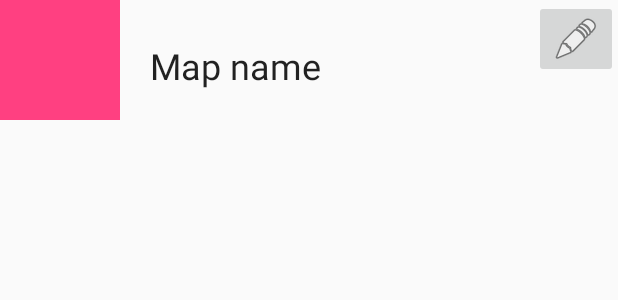
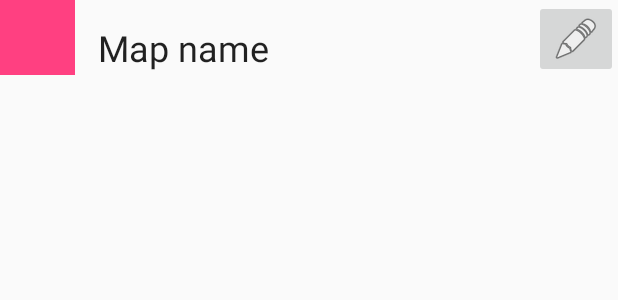
Before and after one commit to AnastasiaFe/EasyGo, an Android app: the layout map_item.xml on its own in the app's theme, with its tools: preview values and no code run, on a phone screen of 412 x 824 dp. Shown: the top 300 px of the screen. Run offline under Robolectric (Android 15) with nearby library versions, the phone set to English and light mode, and no system bars.

Commit message:
Added minor UI fixes

```diff
--- a/EasyGoClient/app/src/main/AndroidManifest.xml
+++ b/EasyGoClient/app/src/main/AndroidManifest.xml
@@ -8,6 +8,7 @@
          location permissions for the 'MyLocation' functionality.
     -->
     <uses-permission android:name="android.permission.ACCESS_FINE_LOCATION" />
+    <uses-permission android:name="android.permission.ACCESS_COARSE_LOCATION" />
 
     <application
         android:allowBackup="true"
--- a/EasyGoClient/app/src/main/res/layout/map_item.xml
+++ b/EasyGoClient/app/src/main/res/layout/map_item.xml
@@ -20,8 +20,8 @@
 
         <ImageView
             android:id="@+id/imageView"
-            android:layout_width="80dp"
-            android:layout_height="80dp"
+            android:layout_width="50dp"
+            android:layout_height="50dp"
             android:layout_alignParentLeft="true"
             android:layout_alignParentStart="true"
             android:layout_alignParentTop="true"
@@ -34,15 +34,17 @@
             android:layout_width="wrap_content"
             android:layout_height="wrap_content"
             android:layout_alignParentTop="true"
-            android:layout_marginLeft="20dp"
-            android:layout_marginStart="20dp"
-            android:layout_marginTop="27dp"
+            android:layout_marginLeft="15dp"
+            android:layout_marginStart="15dp"
+            android:layout_marginTop="15dp"
             android:layout_toEndOf="@+id/imageView"
             android:layout_toRightOf="@+id/imageView"
+
             tools:text="Map name"
             android:text="@{map.name}"
 
-            android:textAppearance="@style/TextAppearance.AppCompat.Headline" />
+            android:textAppearance="@style/TextAppearance.AppCompat.Headline"
+            android:layout_toLeftOf="@+id/imageButton" />
 
         <ImageButton
             android:layout_width="wrap_content"
```
Also changed, not shown: EasyGoClient/app/src/main/java/ua/nure/easygo/activities/MapActivity.java (+27 -1 lines).
